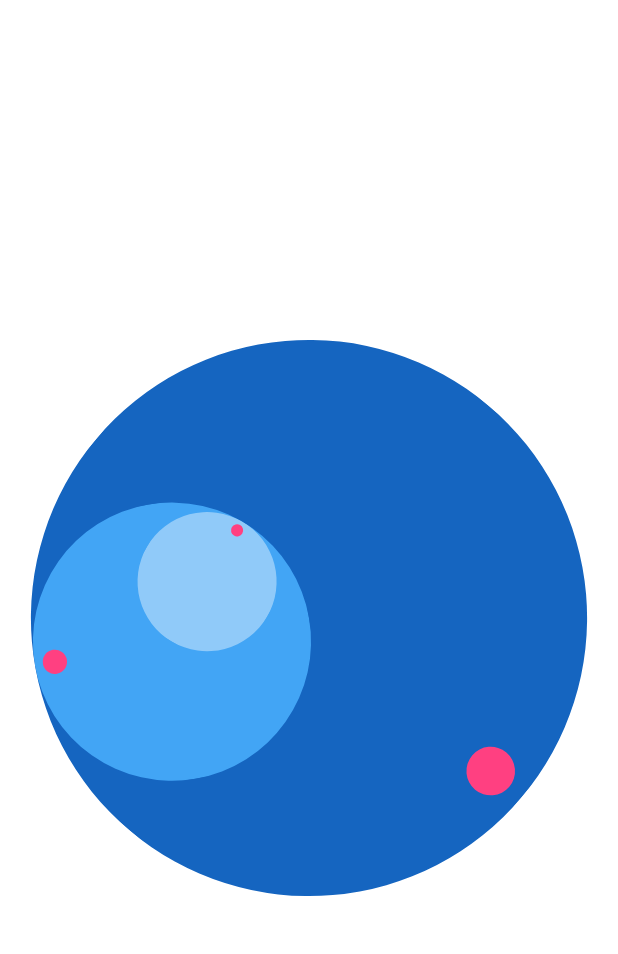
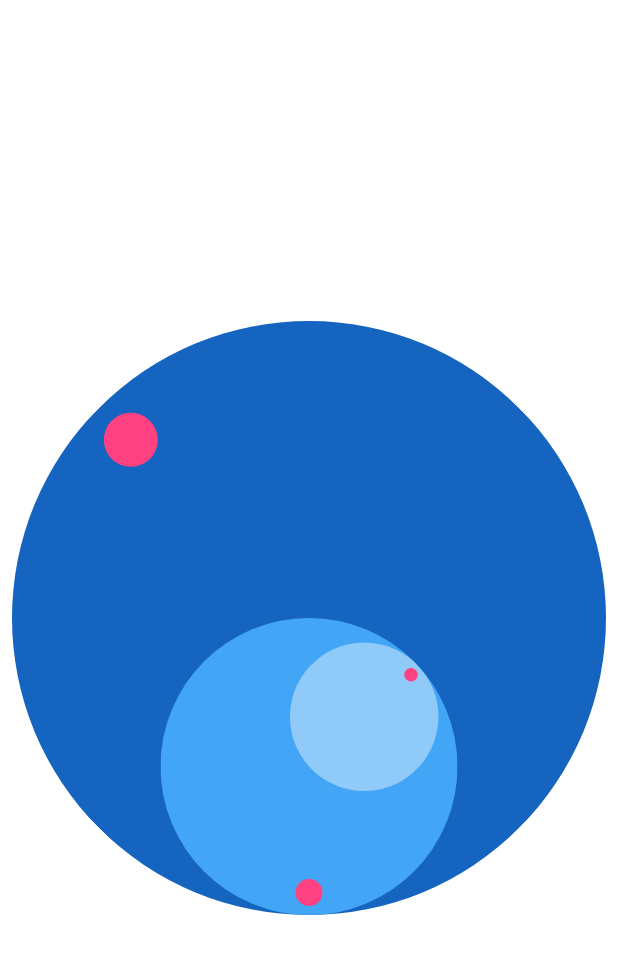
Before and after one commit to drogel/recursive_clock, a Flutter app: the screen it shows after launch, on a phone screen of 412 x 824 dp. Shown: the top 954 px of the screen. Run offline on Flutter 3.47's test engine with Material 2 defaults, Android fonts, the phone set to English and light mode, and no system bars.

Commit message:
adds recursive clock view model

```diff
--- a/lib/hand/recursive_hand.dart
+++ b/lib/hand/recursive_hand.dart
@@ -5,8 +5,8 @@ import 'package:recursive_clock/hand/hand_decoration.dart';
 
 class RecursiveHand extends Hand {
   const RecursiveHand({
-    @required double size,
     @required double angleRadians,
+    double size = 1,
     this.decoration = const HandDecoration(),
     this.scaleAlignment = Alignment.topCenter,
     this.child,
--- a/lib/recursive_clock.dart
+++ b/lib/recursive_clock.dart
@@ -1,22 +1,34 @@
 import 'package:flutter/material.dart';
 import 'package:recursive_clock/hand/recursive_hand.dart';
 import 'package:recursive_clock/hand/hand_decoration.dart';
+import 'package:recursive_clock/view_model/clock_state.dart';
+import 'package:recursive_clock/view_model/clock_view_model.dart';
+
+const double _kChildHandSize = 0.5;
 
 class RecursiveClock extends StatelessWidget {
+  final _viewModel = ClockViewModel();
+
   @override
-  Widget build(BuildContext context) => RecursiveHand(
-        size: 0.9,
-        angleRadians: 2.270795,
+  Widget build(BuildContext context) => Padding(
+    padding: const EdgeInsets.all(8.0),
+    child: StreamBuilder<ClockState>(
+          initialData: _viewModel.initialData,
+          stream: _viewModel.stateStream,
+          builder: (context, snapshot) => RecursiveHand(
+            angleRadians: snapshot.data.hourRadians,
             scaleAlignment: Alignment.center,
             decoration: HandDecoration(color: Colors.blue[800]),
             child: RecursiveHand(
-          size: 0.5,
-          angleRadians: 2.270795,
+              size: _kChildHandSize,
+              angleRadians: snapshot.data.minuteRadians,
               decoration: HandDecoration(color: Colors.blue[400]),
               child: RecursiveHand(
-            size: 0.5,
-            angleRadians: 2.270795,
+                size: _kChildHandSize,
+                angleRadians: snapshot.data.secondRadians,
                 decoration: HandDecoration(color: Colors.blue[200]),
+              ),
+            ),
           ),
         ),
   );
--- /dev/null
+++ b/lib/view_model/clock_state.dart
@@ -0,0 +1,15 @@
+import 'package:flutter/foundation.dart';
+
+class ClockState {
+  const ClockState({
+    @required this.hourRadians,
+    @required this.minuteRadians,
+    @required this.secondRadians,
+  })  : assert(hourRadians != null),
+        assert(minuteRadians != null),
+        assert(secondRadians != null);
+
+  final double hourRadians;
+  final double minuteRadians;
+  final double secondRadians;
+}
--- /dev/null
+++ b/lib/view_model/clock_view_model.dart
@@ -0,0 +1,48 @@
+import 'dart:async';
+
+import 'package:recursive_clock/view_model/clock_state.dart';
+import 'package:vector_math/vector_math_64.dart' show radians;
+
+final radiansPerTick = radians(360 / 60);
+final radiansPerHour = radians(360 / 12);
+
+class ClockViewModel {
+  ClockViewModel() {
+    _updateTime();
+  }
+
+  final StreamController _stateController = StreamController<ClockState>();
+  DateTime _now = DateTime.now();
+  Timer _timer;
+
+  ClockState _convertToClockState(DateTime time) {
+    final hourRadians =
+        time.hour * radiansPerHour + (_now.minute / 60) * radiansPerHour;
+    final minuteRadians = time.minute * radiansPerTick - hourRadians;
+    final secondRadians =
+        time.second * radiansPerTick - hourRadians - minuteRadians;
+    return ClockState(
+      hourRadians: hourRadians,
+      minuteRadians: minuteRadians,
+      secondRadians: secondRadians,
+    );
+  }
+
+  void _updateTime() {
+    _now = DateTime.now();
+    _timer = Timer(
+      Duration(seconds: 1) - Duration(milliseconds: _now.millisecond),
+      _updateTime,
+    );
+    _stateController.sink.add(_convertToClockState(_now));
+  }
+
+  Stream<ClockState> get stateStream => _stateController.stream;
+
+  ClockState get initialData => _convertToClockState(_now);
+
+  void dispose() {
+    _timer?.cancel();
+    _stateController.close();
+  }
+}
```
Lines whose indentation alone changed are shown as unchanged.
